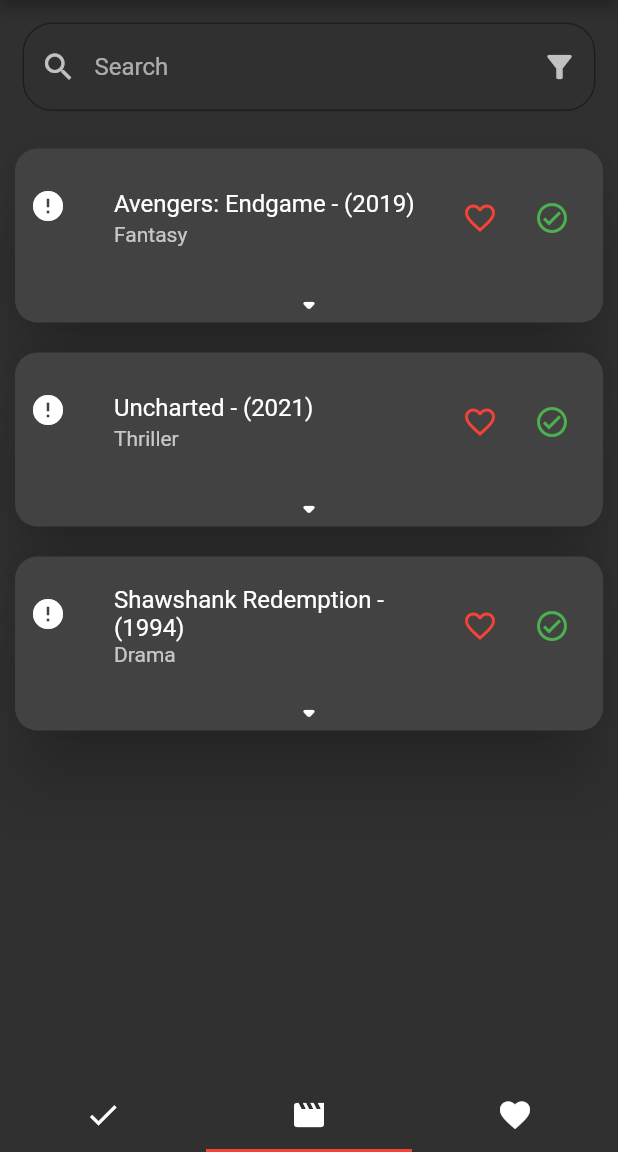
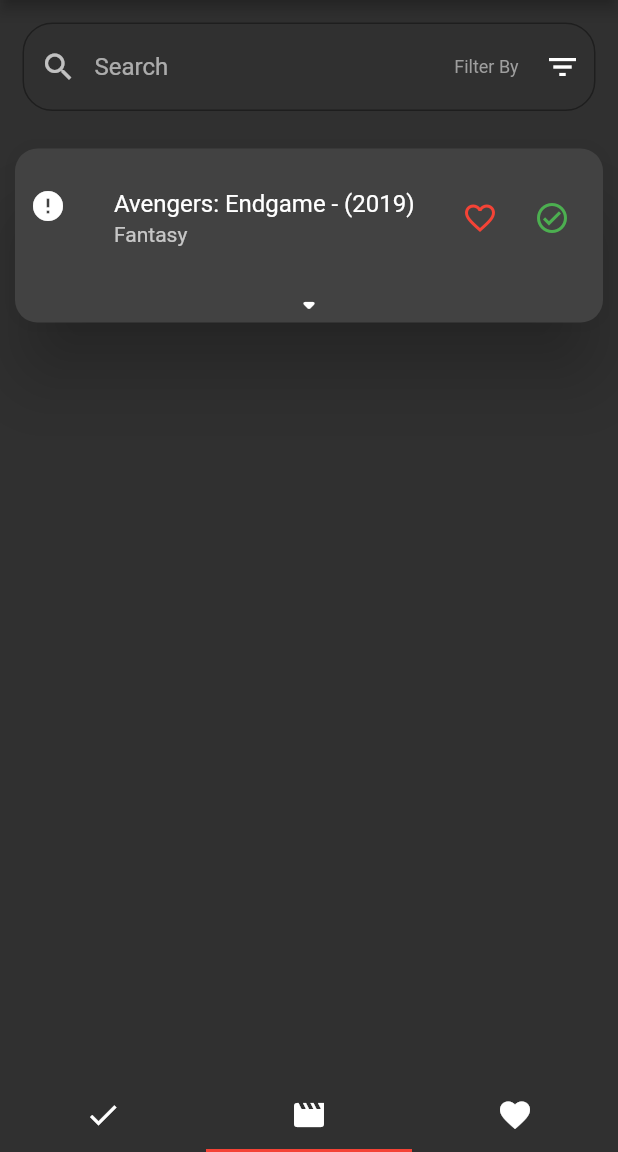
Before and after one commit to Umar-Waseem/Cine-Tracker, a Flutter app: the screen it shows after launch, on a phone screen of 412 x 824 dp, the part 84-1236 px from its top. Run offline on Flutter 3.47's test engine with Material 2 defaults, Android fonts, the phone set to English and light mode, and no system bars; network calls fail; Roboto replaces fonts that are missing (Hind).

Commit message:
searching with different parameters, number parsing issue left

```diff
--- a/movie_app/lib/models/movie.dart
+++ b/movie_app/lib/models/movie.dart
@@ -6,15 +6,15 @@ class Movie {
   final String genre;
   final String image;
   final String year;
-  String? released;
-  String? runtime;
-  String? director;
-  String? writer;
-  String? actors;
-  String? language;
-  String? country;
-  String? awards;
-  String? imdbRating;
+  final String released;
+  final String runtime;
+  final String director;
+  final String writer;
+  final String actors;
+  final String language;
+  final String country;
+  final String awards;
+  final String imdbRating;
   bool isWatched;
   bool isFav;
   bool expand;
@@ -24,15 +24,15 @@ class Movie {
     required this.genre,
     required this.image,
     required this.year,
-    this.released,
-    this.runtime,
-    this.director,
-    this.writer,
-    this.actors,
-    this.language,
-    this.country,
-    this.awards,
-    this.imdbRating,
+    required this.released,
+    required this.runtime,
+    required this.director,
+    required this.writer,
+    required this.actors,
+    required this.language,
+    required this.country,
+    required this.awards,
+    required this.imdbRating,
     required this.isWatched,
     required this.isFav,
     this.expand = false,
@@ -67,19 +67,18 @@ class Movie {
       genre: map['Genre'] as String,
       image: map['Poster'] as String,
       year: map['Year'] as String,
-      released: map['Released'] != null ? map['Released'] as String : null,
-      runtime: map['Runtime'] != null ? map['Runtime'] as String : null,
-      director: map['director'] != null ? map['director'] as String : null,
-      writer: map['Writer'] != null ? map['Writer'] as String : null,
-      actors: map['Actors'] != null ? map['Actors'] as String : null,
-      language: map['Language'] != null ? map['Language'] as String : null,
-      country: map['Country'] != null ? map['Country'] as String : null,
-      awards: map['Awards'] != null ? map['Awards'] as String : null,
-      imdbRating:
-          map['imdbRating'] != null ? map['imdbRating'] as String : null,
-      isWatched: map['isWatched'] ?? false,
-      isFav: map['isFav'] ?? false,
-      expand: map['expand'] ?? false,
+      released: map['Released'] as String,
+      runtime: map['Runtime'] as String,
+      director: map['Director'] as String,
+      writer: map['Writer'] as String,
+      actors: map['Actors'] as String,
+      language: map['Language'] as String,
+      country: map['Country'] as String,
+      awards: map['Awards'] as String,
+      imdbRating: map['imdbRating'] as String,
+      isWatched: map['isWatched'] as bool,
+      isFav: map['isFav'] as bool,
+      expand: map['expand'] as bool,
     );
   }
 
--- a/movie_app/lib/providers/all_movies_provider.dart
+++ b/movie_app/lib/providers/all_movies_provider.dart
@@ -1,5 +1,3 @@
-import 'dart:developer';
-
 import 'package:flutter/material.dart';
 
 import '../models/movie.dart';
@@ -19,32 +17,56 @@ class AllMoviesProvider extends ChangeNotifier {
       imdbRating: "8.4",
       isWatched: false,
       runtime: "181 min",
+      director: "Anthony Russo, Joe Russo",
+      actors: "Robert Downey Jr., Chris Evans, Mark Ruffalo",
+      expand: false,
+      language: "English",
+      country: "USA",
+      awards: "Nominated for 1 Oscar. Another 38 wins & 79 nominations.",
+      released: "26 Apr 2019",
+      writer: "Christopher Markus, Stephen McFeely",
     ),
-    Movie(
-      title: "Uncharted",
-      description:
-          "Street-smart Nathan Drake (Tom Holland) is recruited by seasoned treasure hunter Victor 'Sully' Sullivan (Mark Wahlberg) to recover a fortune amassed by Ferdinand Magellan and lost 500 years ago by the House of Moncada.",
-      genre: "Thriller",
-      imdbRating: "7.5",
-      image:
-          "https://m.media-amazon.com/images/M/MV5BMWEwNjhkYzYtNjgzYy00YTY2LThjYWYtYzViMGJkZTI4Y2MyXkEyXkFqcGdeQXVyNTM0OTY1OQ@@._V1_FMjpg_UX1000_.jpg",
-      isFav: false,
-      year: "2021",
-      isWatched: false,
-      runtime: "116 min",
-    ),
-    Movie(
-      title: "Shawshank Redemption",
-      description:
-          "Two imprisoned men bond over a number of years, finding solace and eventual redemption through acts of common decency. Chronicles the experiences of a formerly successful banker as a prisoner in the gloomy jailhouse of Shawshank after being found guilty of a crime he did not commit.",
-      genre: "Drama",
-      imdbRating: "9.3",
-      image: "https://m.media-amazon.com/images/I/71TO64qm+bL._AC_SL1099_.jpg",
-      isFav: false,
-      year: "1994",
-      isWatched: false,
-      runtime: "142 min",
-    ),
+    // Movie(
+    //   title: "Uncharted",
+    //   description:
+    //       "Street-smart Nathan Drake (Tom Holland) is recruited by seasoned treasure hunter Victor 'Sully' Sullivan (Mark Wahlberg) to recover a fortune amassed by Ferdinand Magellan and lost 500 years ago by the House of Moncada.",
+    //   genre: "Thriller",
+    //   imdbRating: "7.5",
+    //   image:
+    //       "https://m.media-amazon.com/images/M/MV5BMWEwNjhkYzYtNjgzYy00YTY2LThjYWYtYzViMGJkZTI4Y2MyXkEyXkFqcGdeQXVyNTM0OTY1OQ@@._V1_FMjpg_UX1000_.jpg",
+    //   isFav: false,
+    //   year: "2021",
+    //   isWatched: false,
+    //   runtime: "116 min",
+    //   director: "Anthony Russo, Joe Russo",
+    //   actors: "Robert Downey Jr., Chris Evans, Mark Ruffalo",
+    //   expand: false,
+    //   language: "English",
+    //   country: "USA",
+    //   awards: "Nominated for 1 Oscar. Another 38 wins & 79 nominations.",
+    //   released: "26 Apr 2019",
+    //   writer: "Christopher Markus, Stephen McFeely",
+    // ),
+    // Movie(
+    //   title: "Shawshank Redemption",
+    //   description:
+    //       "Two imprisoned men bond over a number of years, finding solace and eventual redemption through acts of common decency. Chronicles the experiences of a formerly successful banker as a prisoner in the gloomy jailhouse of Shawshank after being found guilty of a crime he did not commit.",
+    //   genre: "Drama",
+    //   imdbRating: "9.3",
+    //   image: "https://m.media-amazon.com/images/I/71TO64qm+bL._AC_SL1099_.jpg",
+    //   isFav: false,
+    //   year: "1994",
+    //   isWatched: false,
+    //   runtime: "142 min",
+    //   director: "Anthony Russo, Joe Russo",
+    //   actors: "Robert Downey Jr., Chris Evans, Mark Ruffalo",
+    //   expand: false,
+    //   language: "English",
+    //   country: "USA",
+    //   awards: "Nominated for 1 Oscar. Another 38 wins & 79 nominations.",
+    //   released: "26 Apr 2019",
+    //   writer: "Christopher Markus, Stephen McFeely",
+    // ),
   ];
 
   // get by genre
@@ -117,4 +139,64 @@ class AllMoviesProvider extends ChangeNotifier {
     _allMovies.remove(movie);
     notifyListeners();
   }
+
+  // by title
+  List<Movie> searchMoviesByTitle(String query) {
+    return _allMovies
+        .where(
+          (movie) => movie.title.toLowerCase().contains(query.toLowerCase()),
+        )
+        .toList();
+  }
+
+  // by genre
+  List<Movie> searchMoviesByGenre(String query) {
+    return _allMovies
+        .where(
+          (movie) => movie.genre.toLowerCase().contains(query.toLowerCase()),
+        )
+        .toList();
+  }
+
+  // by year
+  List<Movie> searchMoviesByYear(String query) {
+    // cast to double
+    return _allMovies
+        .where(
+          (movie) => movie.year == query,
+        )
+        .toList();
+  }
+
+  // by rating where query >= rating
+  List<Movie> searchMoviesByRating(String query) {
+    return _allMovies
+        .where(
+          (movie) => double.parse(movie.imdbRating) >= double.parse(query),
+        )
+        .toList();
+  }
+
+  // by runtime where query <= runtime
+  List<Movie> searchMoviesByRuntime(String query) {
+    return _allMovies
+        .where(
+          (movie) => double.parse(movie.runtime) <= double.parse(query),
+        )
+        .toList();
+  }
+
+  // by cast
+  List<Movie> searchMoviesByCast(String query) {
+    try {
+      return _allMovies
+          .where(
+            (movie) => movie.actors.contains(query),
+          )
+          .toList();
+    } catch (e) {
+      // snackbar
+      return [];
+    }
+  }
 }
--- a/movie_app/lib/screens/all_movies_list_view_screen.dart
+++ b/movie_app/lib/screens/all_movies_list_view_screen.dart
@@ -1,5 +1,6 @@
 import 'package:cached_network_image/cached_network_image.dart';
 import 'package:flutter/material.dart';
+import 'package:movie_app/widgets/movie_page.dart';
 
 import '../models/movie.dart';
 import '../providers/all_movies_provider.dart';
@@ -34,6 +35,8 @@ class _AllMoviesListViewScreenState extends State<AllMoviesListViewScreen> {
     super.initState();
   }
 
+  String? value;
+
   @override
   Widget build(BuildContext context) {
     return Scaffold(
@@ -59,11 +62,47 @@ class _AllMoviesListViewScreenState extends State<AllMoviesListViewScreen> {
             child: TextField(
               decoration: InputDecoration(
                 hintText: 'Search',
-                suffixIcon: IconButton(
-                  onPressed: () {
-                    // filters the movies
-                  },
-                  icon: const Icon(Icons.filter_list_alt),
+                suffixIcon: Container(
+                  margin: const EdgeInsets.only(right: 10),
+                  child: DropdownButton(
+                    iconEnabledColor: Colors.white,
+                    elevation: 20,
+                    value: value,
+                    hint: const Text(
+                      'Filter By',
+                      style: TextStyle(color: Colors.grey, fontSize: 12),
+                    ),
+                    underline: Container(),
+                    icon: const Icon(Icons.filter_list),
+                    borderRadius: BorderRadius.circular(10),
+                    items: const [
+                      DropdownMenuItem(
+                        value: 'By Year',
+                        child: Text('Year'),
+                      ),
+                      DropdownMenuItem(
+                        value: 'By Genre',
+                        child: Text('Genre'),
+                      ),
+                      DropdownMenuItem(
+                        value: 'By Duration',
+                        child: Text('Duration'),
+                      ),
+                      DropdownMenuItem(
+                        value: 'By Rating',
+                        child: Text('Rating'),
+                      ),
+                      DropdownMenuItem(
+                        value: 'By Cast',
+                        child: Text('Cast'),
+                      ),
+                    ],
+                    onChanged: (value) {
+                      setState(() {
+                        this.value = value;
+                      });
+                    },
+                  ),
                 ),
                 prefixIcon: const Icon(Icons.search),
                 border: const OutlineInputBorder(
@@ -71,13 +110,35 @@ class _AllMoviesListViewScreenState extends State<AllMoviesListViewScreen> {
                 ),
               ),
               onChanged: (value) {
-                setState(() {
-                  filteredMovies = widget.allMoviesData.movies
-                      .where((movie) => movie.title
-                          .toLowerCase()
-                          .contains(value.toLowerCase()))
-                      .toList();
-                });
+                setState(
+                  () {
+                    switch (this.value) {
+                      case 'By Year':
+                        filteredMovies =
+                            widget.allMoviesData.searchMoviesByYear(value);
+                        break;
+                      case 'By Genre':
+                        filteredMovies =
+                            widget.allMoviesData.searchMoviesByGenre(value);
+                        break;
+                      case 'By Duration':
+                        filteredMovies =
+                            widget.allMoviesData.searchMoviesByRuntime(value);
+                        break;
+                      case 'By Rating':
+                        filteredMovies =
+                            widget.allMoviesData.searchMoviesByRating(value);
+                        break;
+                      case 'By Cast':
+                        filteredMovies =
+                            widget.allMoviesData.searchMoviesByCast(value);
+                        break;
+                      default:
+                        filteredMovies =
+                            widget.allMoviesData.searchMoviesByTitle(value);
+                    }
+                  },
+                );
               },
             ),
           ),
@@ -122,8 +183,11 @@ class _AllMoviesListViewScreenState extends State<AllMoviesListViewScreen> {
                               MaterialPageRoute(
                                 builder: (context) => MoviePageViewScreen(
                                   initalIndex: index,
-                                  children:
-                                      widget.allMoviesData.allMoviePagesList,
+                                  children: filteredMovies
+                                      .map((e) => MoviePage(
+                                            movie: e,
+                                          ))
+                                      .toList(),
                                 ),
                               ),
                             );
```
Also changed, not shown: movie_app/lib/widgets/rating_bar.dart (+7 -23 lines).
